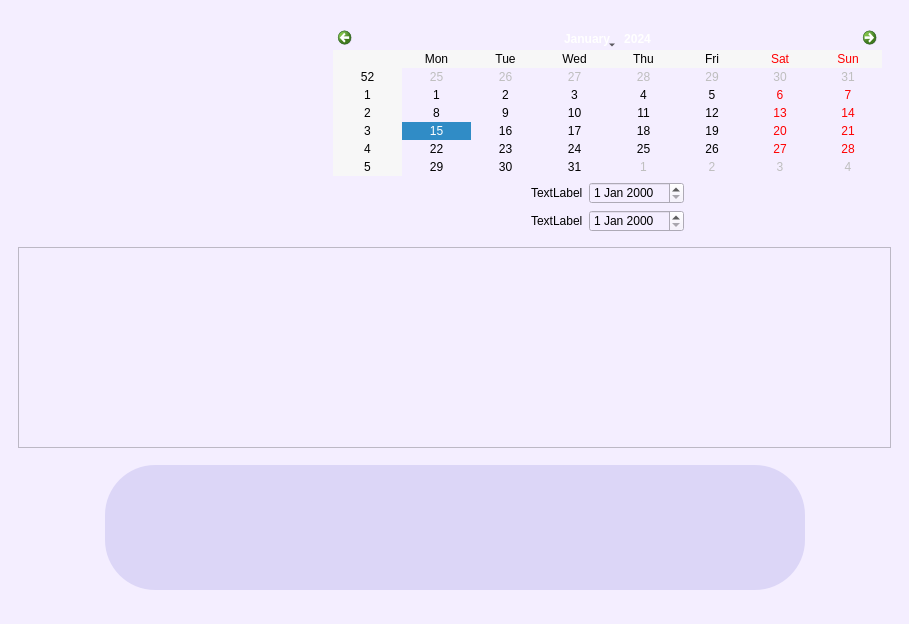
Before: the Qt Designer form mainwindow.ui in rezaqomy/storeBatMan, drawn with Qt 5.
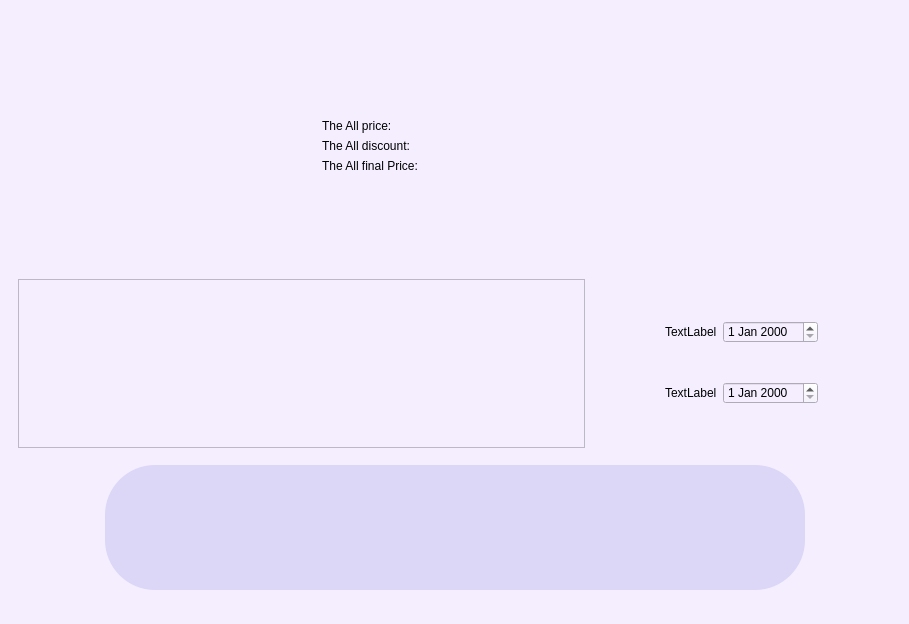
After: the same form once the commit is applied. The open tabs and pages were chosen to show the change. Icons and pictures are not drawn.

Diff of the .ui file:
```diff
--- a/mainwindow.ui
+++ b/mainwindow.ui
@@ -844,17 +844,144 @@
             <property name="minimumSize">
              <size>
               <width>300</width>
-              <height>0</height>
+              <height>255</height>
              </size>
             </property>
+            <layout class="QHBoxLayout" name="horizontalLayout_20">
+             <item>
+              <layout class="QGridLayout" name="gridLayout"/>
+             </item>
+             <item>
+              <widget class="QWidget" name="widget_5" native="true">
+               <property name="maximumSize">
+                <size>
+                 <width>300</width>
+                 <height>16777215</height>
+                </size>
+               </property>
+               <layout class="QVBoxLayout" name="verticalLayout_15">
+                <item>
+                 <spacer name="verticalSpacer_3">
+                  <property name="orientation">
+                   <enum>Qt::Vertical</enum>
+                  </property>
+                  <property name="sizeHint" stdset="0">
+                   <size>
+                    <width>20</width>
+                    <height>57</height>
+                   </size>
+                  </property>
+                 </spacer>
+                </item>
+                <item>
+                 <widget class="QWidget" name="widget_6" native="true">
+                  <layout class="QVBoxLayout" name="verticalLayout_14">
+                   <item>
+                    <layout class="QHBoxLayout" name="horizontalLayout_21">
+                     <item>
+                      <widget class="QLabel" name="label_2">
+                       <property name="text">
+                        <string>The All price: </string>
+                       </property>
+                      </widget>
+                     </item>
+                     <item>
+                      <widget class="QLabel" name="allPrce_label">
+                       <property name="text">
+                        <string/>
+                       </property>
+                      </widget>
+                     </item>
+                    </layout>
+                   </item>
+                   <item>
+                    <layout class="QHBoxLayout" name="horizontalLayout_25">
+                     <item>
+                      <widget class="QLabel" name="label_14">
+                       <property name="text">
+                        <string>The All discount: </string>
+                       </property>
+                      </widget>
+                     </item>
+                     <item>
+                      <widget class="QLabel" name="theAllDiscount_label">
+                       <property name="text">
+                        <string/>
+                       </property>
+                      </widget>
+                     </item>
+                    </layout>
+                   </item>
+                   <item>
+                    <layout class="QHBoxLayout" name="horizontalLayout_24">
+                     <item>
+                      <widget class="QLabel" name="label_8">
+                       <property name="text">
+                        <string>The All final Price: </string>
+                       </property>
+                      </widget>
+                     </item>
+                     <item>
+                      <widget class="QLabel" name="theAllFinal_label">
+                       <property name="text">
+                        <string/>
+                       </property>
+                      </widget>
+                     </item>
+                    </layout>
+                   </item>
+                  </layout>
+                 </widget>
+                </item>
+                <item>
+                 <spacer name="verticalSpacer_4">
+                  <property name="orientation">
+                   <enum>Qt::Vertical</enum>
+                  </property>
+                  <property name="sizeHint" stdset="0">
+                   <size>
+                    <width>20</width>
+                    <height>57</height>
+                   </size>
+                  </property>
+                 </spacer>
+                </item>
+               </layout>
+              </widget>
+             </item>
+            </layout>
+           </widget>
+          </item>
+         </layout>
+        </item>
+        <item>
+         <layout class="QHBoxLayout" name="horizontalLayout_19">
+          <item>
+           <widget class="QScrollArea" name="timeOrder_scrollArea">
+            <property name="widgetResizable">
+             <bool>true</bool>
+            </property>
+            <widget class="QWidget" name="scrollAreaWidgetContents_4">
+             <property name="geometry">
+              <rect>
+               <x>0</x>
+               <y>0</y>
+               <width>563</width>
+               <height>163</height>
+              </rect>
+             </property>
+            </widget>
            </widget>
           </item>
           <item>
            <widget class="QWidget" name="widget_8" native="true">
+            <property name="maximumSize">
+             <size>
+              <width>300</width>
+              <height>16777215</height>
+             </size>
+            </property>
             <layout class="QVBoxLayout" name="verticalLayout_12">
-             <item>
-              <widget class="QCalendarWidget" name="calendarWidget"/>
-             </item>
              <item>
               <layout class="QHBoxLayout" name="horizontalLayout_16">
                <item>
@@ -940,23 +1067,6 @@
           </item>
          </layout>
         </item>
-        <item>
-         <widget class="QScrollArea" name="scrollArea_3">
-          <property name="widgetResizable">
-           <bool>true</bool>
-          </property>
-          <widget class="QWidget" name="scrollAreaWidgetContents_4">
-           <property name="geometry">
-            <rect>
-             <x>0</x>
-             <y>0</y>
-             <width>98</width>
-             <height>28</height>
-            </rect>
-           </property>
-          </widget>
-         </widget>
-        </item>
        </layout>
       </widget>
      </widget>
```
Left out of the diff: 26 changed lines with no effect on the pictures.
